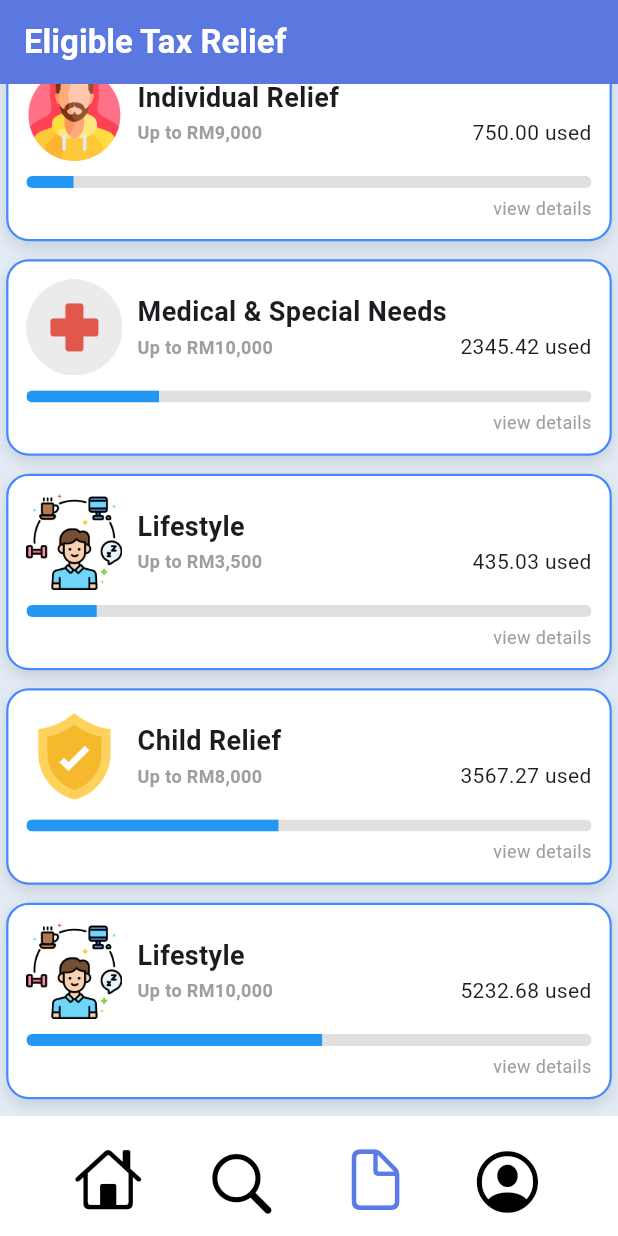
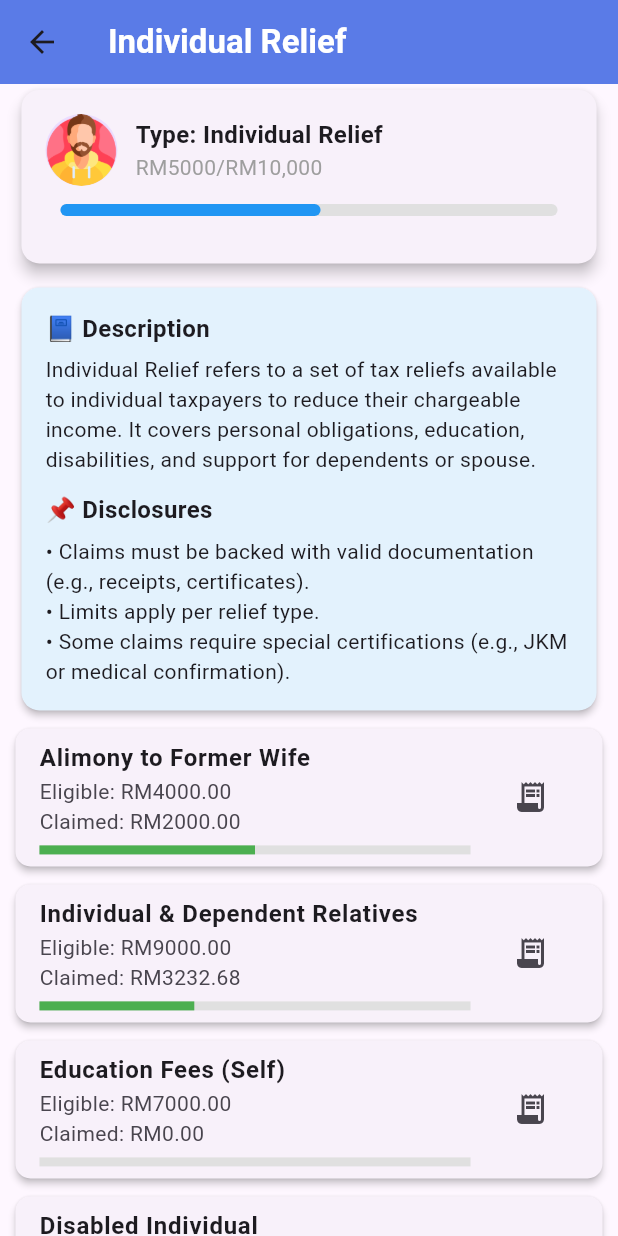
Before and after one commit to daniaalhakim14/psm1-project, a Flutter app: the taxExempt screen opened directly with empty values, scrolled down 217 dp, after a tap on "Individual Relief", on a phone screen of 412 x 824 dp. Run offline on Flutter 3.47's test engine with Material 3 defaults, Android fonts, the phone set to English and light mode, and no system bars; drawn by our look-alikes of percent_indicator; our stand-ins replace carousel_slider, dotted_border, file_picker, fl_chart, geolocator, google_maps_flutter and 3 more; missing offline and left inert: flutter_doc_scanner, syncfusion_flutter_pdfviewer; accounts and stored records are empty; network calls fail.

Commit message:
current progress

```diff
--- a/lib/View/comparepricepage.dart
+++ b/lib/View/comparepricepage.dart
@@ -411,10 +411,7 @@ class _comparepricepageState extends State<comparepricepage>
                                 selectedText = '';
                                 _lastQuery = ''; // reset
                               });
-                              final searchVM = Provider.of<itemPrice_viewmodel>(
-                                context,
-                                listen: false,
-                              );
+                              final searchVM = Provider.of<itemPrice_viewmodel>(context, listen: false,);
                               searchVM.fetchItemSearch(
                                 '',
                                 _currentPosition!.latitude,
@@ -427,9 +424,7 @@ class _comparepricepageState extends State<comparepricepage>
                             },
                           ),
                         ],
-                        barBackgroundColor: WidgetStatePropertyAll(
-                          Colors.white,
-                        ),
+                        barBackgroundColor: WidgetStatePropertyAll(Colors.white,),
                         barShape: WidgetStatePropertyAll(
                           RoundedRectangleBorder(
                             borderRadius: BorderRadius.circular(
@@ -448,19 +443,9 @@ class _comparepricepageState extends State<comparepricepage>
                               context,
                               listen: false,
                             );
-                            searchVM.fetchItemSearch(
-                              query,
-                              _currentPosition!.latitude,
-                              _currentPosition!.longitude,
-                              _tempDistanceRadius,
-                              _tempStoreType,
-                              _tempPriceRange,
-                              _tempItemGroup,
-                            );
+                            searchVM.fetchItemSearch(query, _currentPosition!.latitude, _currentPosition!.longitude, _tempDistanceRadius, _tempStoreType, _tempPriceRange, _tempItemGroup,);
                           }
-
                           final suggestions = searchVM.itemsearch;
-
                           if (suggestions.isEmpty && query.isNotEmpty) {
                             return [
                               ListTile(
@@ -492,6 +477,7 @@ class _comparepricepageState extends State<comparepricepage>
                                         MaterialPageRoute(
                                           builder:
                                               (context) => selectitempage(),
+                                             // (context) => selectitempage(item.itemname),
                                         ),
                                       );
                                     });
@@ -632,9 +618,6 @@ class _comparepricepageState extends State<comparepricepage>
             // Best deals cardholders
             Consumer<itemPrice_viewmodel>(
               builder: (context, viewModel, child) {
-                if (viewModel.fetchingData) {
-                  return Center(child: CircularProgressIndicator());
-                }
                 final deals = viewModel.bestdeals;
                 if (deals.isEmpty) {
                   return Center(child: Text("No best deals available."));
@@ -855,9 +838,6 @@ class _comparepricepageState extends State<comparepricepage>
                         ? Center(child: CircularProgressIndicator())
                         : Consumer<itemPrice_viewmodel>(
                           builder: (context, viewModel, child) {
-                            if (viewModel.fetchingData) {
-                              return Center(child: CircularProgressIndicator());
-                            }
                             final premiseInfo = viewModel.storelocation;
                             //print("Premises received: ${premiseInfo.length}");
                             Set<Marker> storeMarkers =
--- /dev/null
+++ b/lib/View/individualRelief.dart
@@ -0,0 +1,189 @@
+import 'package:flutter/material.dart';
+import 'package:percent_indicator/linear_percent_indicator.dart';
+
+class individualRelief extends StatefulWidget {
+  const individualRelief({Key? key}) : super(key: key);
+
+  @override
+  State<individualRelief> createState() => _individualReliefState();
+}
+
+class _individualReliefState extends State<individualRelief> {
+  double totalUsed = 5232.68;
+  final double maxAllowed = 10000.0;
+
+  final List<Map<String, dynamic>> reliefItems = [
+    {
+      'title': 'Alimony to Former Wife',
+      'max': 4000.0,
+      'used': 2000.0,
+    },
+    {
+      'title': 'Individual & Dependent Relatives',
+      'max': 9000.0,
+      'used': 3232.68,
+    },
+    {
+      'title': 'Education Fees (Self)',
+      'max': 7000.0,
+      'used': 0.0,
+    },
+    {
+      'title': 'Disabled Individual',
+      'max': 6000.0,
+      'used': 0.0,
+    },
+    {
+      'title': 'Disabled Spouse',
+      'max': 5000.0,
+      'used': 0.0,
+    },
+  ];
+
+  @override
+  Widget build(BuildContext context) {
+    final screenWidth = MediaQuery.of(context).size.width;
+    final screenHeight = MediaQuery.of(context).size.height;
+    return Scaffold(
+      appBar: AppBar(
+        title: const Text("Individual Relief",
+            style: TextStyle(fontWeight: FontWeight.bold,color: Colors.white)
+        ),
+        backgroundColor: Color(0xFF5A7BE7),
+        automaticallyImplyLeading: true,
+      ),
+      body: SingleChildScrollView(
+        child: Center(
+          child: Column(
+            children: [
+              _buildSummaryCard(),
+              const SizedBox(height: 8),
+              _buildDescriptionBox(),
+              const SizedBox(height: 8),
+              ...reliefItems.map((item) => _buildReliefCard(item)).toList(),
+            ],
+          ),
+        ),
+      ),
+    );
+  }
+
+  Widget _buildSummaryCard() {
+    final screenWidth = MediaQuery.of(context).size.width;
+    final screenHeight = MediaQuery.of(context).size.height;
+    double percent = (totalUsed / maxAllowed).clamp(0.0, 1.0);
+    return SizedBox(
+      width: screenWidth * 0.95,
+      height: screenHeight * 0.15,
+      child: Card(
+        elevation: 4,
+        shape: RoundedRectangleBorder(borderRadius: BorderRadius.circular(12)),
+        child: Padding(
+          padding: const EdgeInsets.all(16),
+          child: Column(
+            crossAxisAlignment: CrossAxisAlignment.start,
+            children: [
+              Row(
+                children: [
+                  const CircleAvatar(
+                    radius: 24,
+                    backgroundImage: AssetImage('assets/Icons/man.png'), // Replace with your image asset
+                  ),
+                  const SizedBox(width: 12),
+                  Column(
+                    crossAxisAlignment: CrossAxisAlignment.start,
+                    children: const [
+                      Text("Type: Individual Relief", style: TextStyle(fontSize: 16, fontWeight: FontWeight.bold)),
+                      Text("RM5000/RM10,000", style: TextStyle(color: Colors.grey)),
+                    ],
+                  ),
+                ],
+              ),
+              const SizedBox(height: 12),
+              LinearPercentIndicator(
+                lineHeight: 8,
+                percent: percent,
+                progressColor: Colors.blue,
+                backgroundColor: Colors.grey.shade300,
+                barRadius: const Radius.circular(10),
+              ),
+            ],
+          ),
+        ),
+      ),
+    );
+  }
+
+  Widget _buildDescriptionBox() {
+    final screenWidth = MediaQuery.of(context).size.width;
+    final screenHeight = MediaQuery.of(context).size.height;
+    return Container(
+      width: screenWidth * 0.95,
+      child: Card(
+        elevation: 2,
+        color: Colors.blue.shade50,
+        shape: RoundedRectangleBorder(borderRadius: BorderRadius.circular(12)),
+        child: Padding(
+          padding: const EdgeInsets.all(16),
+          child: Column(
+            crossAxisAlignment: CrossAxisAlignment.start,
+            children: const [
+              Text("📘 Description", style: TextStyle(fontSize: 16, fontWeight: FontWeight.bold)),
+              SizedBox(height: 6),
+              Text(
+                "Individual Relief refers to a set of tax reliefs available to individual taxpayers to reduce their chargeable income. It covers personal obligations, education, disabilities, and support for dependents or spouse.",
+                style: TextStyle(fontSize: 14),
+              ),
+              SizedBox(height: 12),
+              Text("📌 Disclosures", style: TextStyle(fontSize: 16, fontWeight: FontWeight.bold)),
+              SizedBox(height: 6),
+              Text(
+                "• Claims must be backed with valid documentation (e.g., receipts, certificates).\n"
+                    "• Limits apply per relief type.\n"
+                    "• Some claims require special certifications (e.g., JKM or medical confirmation).",
+                style: TextStyle(fontSize: 14),
+              ),
+            ],
+          ),
+        ),
+      ),
+    );
+  }
+
+  Widget _buildReliefCard(Map<String, dynamic> item) {
+    final screenWidth = MediaQuery.of(context).size.width;
+    final screenHeight = MediaQuery.of(context).size.height;
+    double percent = (item['used'] / item['max']).clamp(0.0, 1.0);
+
+    return Container(
+      width: screenWidth * 0.95,
+      child: Card(
+        margin: const EdgeInsets.only(bottom: 12),
+        elevation: 2,
+        shape: RoundedRectangleBorder(borderRadius: BorderRadius.circular(10)),
+        child: ListTile(
+          title: Text(item['title'], style: const TextStyle(fontWeight: FontWeight.w600)),
+          subtitle: Column(
+            crossAxisAlignment: CrossAxisAlignment.start,
+            children: [
+              Text("Eligible: RM${item['max'].toStringAsFixed(2)}"),
+              Text("Claimed: RM${item['used'].toStringAsFixed(2)}"),
+              const SizedBox(height: 6),
+              LinearProgressIndicator(
+                value: percent,
+                backgroundColor: Colors.grey.shade300,
+                color: Colors.green,
+                minHeight: 6,
+              ),
+            ],
+          ),
+          trailing: IconButton(
+            icon: const Icon(Icons.receipt_long),
+            onPressed: () {
+            },
+          ),
+        ),
+      ),
+    );
+  }
+}
--- a/lib/View/taxexempt.dart
+++ b/lib/View/taxexempt.dart
@@ -1,6 +1,11 @@
 import 'package:flutter/cupertino.dart';
 import 'package:flutter/material.dart';
+import 'package:fyp/View/individualRelief.dart';
+import 'package:fyp/ViewModel/expense/expense_viewmodel.dart';
+import 'package:provider/provider.dart';
 import '../Model/signupLoginpage.dart';
+import '../ViewModel/signUpnLogin/signUpnLogin_viewmodel.dart';
+import '../ViewModel/taxRelief/taxRelief_viewmodel.dart';
 import 'accountpage.dart';
 import 'comparepricepage.dart';
 import 'homepage.dart';
@@ -15,6 +20,19 @@ class taxExempt extends StatefulWidget {
 
 class _taxExemptState extends State<taxExempt> {
   @override
+  void initState(){
+    final token =
+        Provider.of<signUpnLogin_viewmodel>(context, listen: false).authToken;
+    if (token != null) {
+      WidgetsBinding.instance.addPostFrameCallback((_) {
+        final viewModel = Provider.of<TaxReliefViewModel>(context, listen: false);
+        viewModel.fetchTaxReliefs(token);
+      });
+
+    }
+  }
+
+  @override
   Widget build(BuildContext context) {
     final screenWidth = MediaQuery.of(context).size.width;
     final screenHeight = MediaQuery.of(context).size.height;
@@ -23,7 +41,7 @@ class _taxExemptState extends State<taxExempt> {
       appBar: AppBar(
         title: Text(
           'Eligible Tax Relief',
-          style: TextStyle(fontWeight: FontWeight.bold,color: Colors.white),
+          style: TextStyle(fontWeight: FontWeight.bold, color: Colors.white),
         ),
         automaticallyImplyLeading: false,
         backgroundColor: Color(0xFF5A7BE7),
@@ -51,7 +69,8 @@ class _taxExemptState extends State<taxExempt> {
                 child: Row(
                   children: [
                     Column(
-                      mainAxisAlignment: MainAxisAlignment.center, // Center row content
+                      mainAxisAlignment:
+                          MainAxisAlignment.center, // Center row content
                       children: [
                         Row(
                           children: [
@@ -88,7 +107,10 @@ class _taxExemptState extends State<taxExempt> {
                             ),
                             Column(
                               children: [
-                                Text('Remaining Relief:', style: TextStyle(fontWeight: FontWeight.bold),),
+                                Text(
+                                  'Remaining Relief:',
+                                  style: TextStyle(fontWeight: FontWeight.bold),
+                                ),
                                 Text('RM28,169.60'),
                               ],
                             ),
@@ -107,22 +129,24 @@ class _taxExemptState extends State<taxExempt> {
                   // fully transparent:
                   color: Colors.white.withOpacity(0.5),
                   borderRadius: BorderRadius.circular(15),
-                  border: Border.all(
-                    color: Colors.black26,
-                    width: 1.0,
-                  ),
+                  border: Border.all(color: Colors.black26, width: 1.0),
                 ),
                 child: Row(
                   children: [
                     SizedBox(width: 6),
-                    Image.asset('assets/Icons/information.png',scale: 10,),
+                    Image.asset('assets/Icons/information.png', scale: 10),
                     SizedBox(width: 6),
                     Column(
                       mainAxisAlignment: MainAxisAlignment.center,
                       crossAxisAlignment: CrossAxisAlignment.start,
                       children: [
-                        Text('Track your tax reliefs', style: TextStyle(fontWeight: FontWeight.bold),),
-                        Text('Automatically maps you receipts to\neligible tax relief',),
+                        Text(
+                          'Track your tax reliefs',
+                          style: TextStyle(fontWeight: FontWeight.bold),
+                        ),
+                        Text(
+                          'Automatically maps you receipts to\neligible tax relief',
+                        ),
                       ],
                     ),
                   ],
@@ -130,7 +154,10 @@ class _taxExemptState extends State<taxExempt> {
               ),
 
               SizedBox(height: 8),
-              // Tax category
+              Consumer<TaxReliefViewModel>(
+                  builder: (contenxt,viewModel,child){
+                    return Column(
+                      children: [
                         _buildTaxExempt(
                           imagePath: 'assets/Icons/man.png',
                           title: 'Individual Relief',
@@ -138,7 +165,13 @@ class _taxExemptState extends State<taxExempt> {
                           used: 750.00,
                           limit: 9000.00,
                           onTap: () {
-                  // Navigate or handle tap
+                            Navigator.pushReplacement(
+                              context,
+                              MaterialPageRoute(
+                                builder:
+                                    (context) => individualRelief(),
+                              ),
+                            );
                           },
                         ),
                         _buildTaxExempt(
@@ -162,7 +195,7 @@ class _taxExemptState extends State<taxExempt> {
                           },
                         ),
                         _buildTaxExempt(
-                imagePath: 'assets/Icons/secure.png',
+                          imagePath: 'assets/Icons/children.png',
                           title: 'Child Relief',
                           subtitle: 'Up to RM8,000',
                           used: 3567.27,
@@ -172,8 +205,8 @@ class _taxExemptState extends State<taxExempt> {
                           },
                         ),
                         _buildTaxExempt(
-                imagePath: 'assets/Icons/lifestyle.png',
-                title: 'Lifestyle',
+                          imagePath: 'assets/Icons/secure.png',
+                          title: 'Insurances',
                           subtitle: 'Up to RM10,000',
                           used: 5232.68,
                           limit: 10000.00,
@@ -181,6 +214,11 @@ class _taxExemptState extends State<taxExempt> {
                             // another detail page maybe
                           },
                         ),
+                      ],
+                    );
+                  })
+              // Tax category
+
             ],
           ),
         ),
--- a/lib/ViewModel/signUpnLogin/signUpnLogin_repository.dart
+++ b/lib/ViewModel/signUpnLogin/signUpnLogin_repository.dart
@@ -50,7 +50,7 @@ class signUpnLoginRepository {
     final response = await _service.login(email, password);
     if (response.statusCode == 200) {
       final data = jsonDecode(response.body);
-      //print('Login successful: ${data['user']}');
+      print('Login successful: ${data['user']}');
       final token = data['token']; // <-- get token here
       //print('Token received: $token');
       return token;
--- /dev/null
+++ b/lib/ViewModel/taxRelief/taxRelief_callApi.dart
@@ -0,0 +1,30 @@
+import 'dart:convert';
+import 'package:http/http.dart' as http;
+import '../../configure_api.dart';
+
+class TaxReliefCallApi {
+  final http.Client _httpClient = http.Client();
+
+  Future<http.Response> fetchTaxReliefs(String token) async {
+    final endpoint = '/taxRelief/getTaxRelief';
+    final url = '${AppConfig.baseUrl}$endpoint';
+    return await http.get(
+      Uri.parse(url),
+      headers: {'Authorization': 'Bearer $token'},
+    );
+  }
+  Future<http.Response> fetchTaxReliefType(String token) async {
+    final endpoint = '/taxRelief/getTaxReliefTypes';
+    final url = '${AppConfig.baseUrl}$endpoint';
+    return await http.get(
+      Uri.parse(url),
+      headers: {'Authorization': 'Bearer $token'},
+    );
+  }
+
+
+  void dispose() {
+    _httpClient.close();
+    print("🔌 HTTP client closed for TaxReliefCallApi.");
+  }
+}
--- /dev/null
+++ b/lib/ViewModel/taxRelief/taxRelief_repository.dart
@@ -0,0 +1,41 @@
+import 'dart:convert';
+import '../../Model/taxrelief.dart';
+import 'taxRelief_callApi.dart';
+
+class TaxReliefRepository {
+  final TaxReliefCallApi _api = TaxReliefCallApi();
+
+  Future<List<TaxRelief>> getTaxReliefs(String token) async {
+    final response = await _api.fetchTaxReliefs(token);
+
+    if (response.statusCode == 200) {
+      final data = jsonDecode(response.body);
+      return List<TaxRelief>.from(
+        data.map((json) => TaxRelief.fromJson(json)),
+      );
+    } else {
+      print('API Error: ${response.statusCode} ${response.body}');
+      throw Exception('Failed to fetch tax reliefs');
+    }
+  }
+  Future<List<TaxRelief>> fetchTaxReliefType(String token) async {
+    final response = await _api.fetchTaxReliefs(token);
+
+    if (response.statusCode == 200) {
+      final data = jsonDecode(response.body);
+      return List<TaxRelief>.from(
+        data.map((json) => TaxRelief.fromJson(json)),
+      );
+    } else {
+      print('API Error: ${response.statusCode} ${response.body}');
+      throw Exception('Failed to fetch tax reliefs');
+    }
+  }
+
+
+
+  void dispose() {
+    _api.dispose();
+    print("🗑️ Repository cleaned up.");
+  }
+}
--- /dev/null
+++ b/lib/ViewModel/taxRelief/taxRelief_viewmodel.dart
@@ -0,0 +1,53 @@
+import 'package:flutter/material.dart';
+import '../../Model/taxrelief.dart';
+import 'taxRelief_repository.dart';
+
+class TaxReliefViewModel extends ChangeNotifier {
+  final TaxReliefRepository _repository = TaxReliefRepository();
+
+  List<TaxRelief> _reliefs = [];
+  List<TaxRelief> get reliefs => _reliefs;
+  List<TaxRelief> _reliefsTypes = [];
+  List<TaxRelief> get reliefsTypes => _reliefsTypes;
+
+
+  bool fetchingData = false;
+
+  Future<void> fetchTaxReliefs(String token) async {
+    fetchingData = true;
+    notifyListeners();
+
+    try {
+      _reliefs = await _repository.getTaxReliefs(token);
+      print("✅ Fetched ${_reliefs.length} tax relief items.");
+    } catch (e) {
+      print("🚨 Failed to load tax reliefs: $e");
+      _reliefs = [];
+    } finally {
+      fetchingData = false;
+      notifyListeners();
+    }
+  }
+  Future<void> fetchTaxReliefType(String token) async {
+    fetchingData = true;
+    notifyListeners();
+
+    try {
+      _reliefsTypes = await _repository.getTaxReliefs(token);
+      print("✅ Fetched ${_reliefsTypes.length} tax relief items.");
+    } catch (e) {
+      print("🚨 Failed to load tax reliefs: $e");
+      _reliefsTypes = [];
+    } finally {
+      fetchingData = false;
+      notifyListeners();
+    }
+  }
+
+  @override
+  void dispose() {
+    _repository.dispose();
+    super.dispose();
+    print("🧹 TaxReliefViewModel disposed.");
+  }
+}
--- a/lib/configure_api.dart
+++ b/lib/configure_api.dart
@@ -1,6 +1,6 @@
 class AppConfig {
   // Base URL for API
-  static String baseUrl = 'http://192.168.0.13:3000';
+  static String baseUrl = 'http://192.168.0.19:3000';
 
   // Function to update the base URL dynamically
   static void updateBaseUrl(String newBaseUrl) {
--- a/lib/main.dart
+++ b/lib/main.dart
@@ -3,6 +3,7 @@ import 'package:fyp/View/expenseInput.dart';
 import 'package:fyp/View/firstpage.dart';
 import 'package:fyp/View/selectitempage.dart';
 import 'package:fyp/ViewModel/itemPricePremise/itemPrice_viewmodel.dart';
+import 'package:fyp/ViewModel/taxRelief/taxRelief_viewmodel.dart';
 import 'package:provider/provider.dart';
 import 'ViewModel/expense/expense_viewmodel.dart';
 import 'ViewModel/signUpnLogin/signUpnLogin_viewmodel.dart';
@@ -14,7 +15,8 @@ void main() {
       providers: [
         ChangeNotifierProvider(create: (_) => signUpnLogin_viewmodel()),
         ChangeNotifierProvider(create: (_) => expenseViewModel()),
-        ChangeNotifierProvider(create: (_) => itemPrice_viewmodel())
+        ChangeNotifierProvider(create: (_) => itemPrice_viewmodel()),
+        ChangeNotifierProvider(create: (_) => TaxReliefViewModel())
       ],
       child: MyApp(),
     ),
--- a/pubspec.yaml
+++ b/pubspec.yaml
@@ -54,6 +54,7 @@ dependencies:
   geolocator: ^14.0.1
   file_picker: ^10.2.0
   printing: ^5.14.2
+  percent_indicator: ^4.2.5
 
 dev_dependencies:
   flutter_test:
```
Also changed, not shown: lib/Model/taxRelief.dart (added, +49 -0 lines), lib/View/accountpage.dart (+8 -1 lines), lib/ViewModel/signUpnLogin/signUpnLogin_viewmodel.dart (+2 -9 lines), pubspec.lock. Lines whose indentation alone changed are shown as unchanged.
